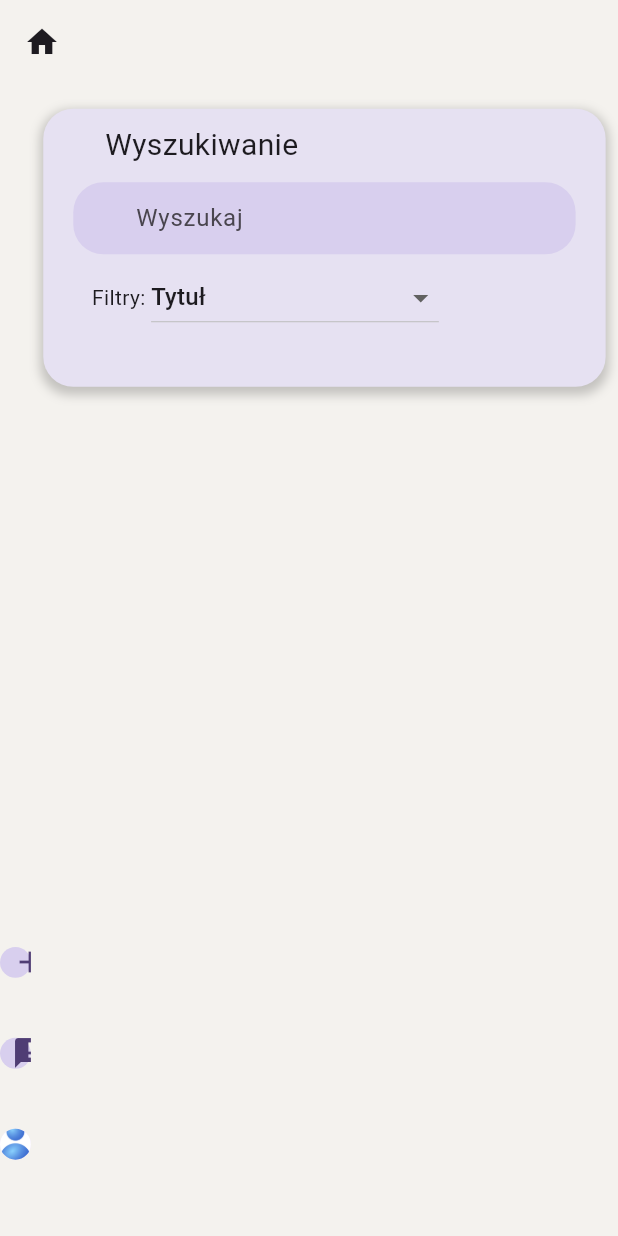
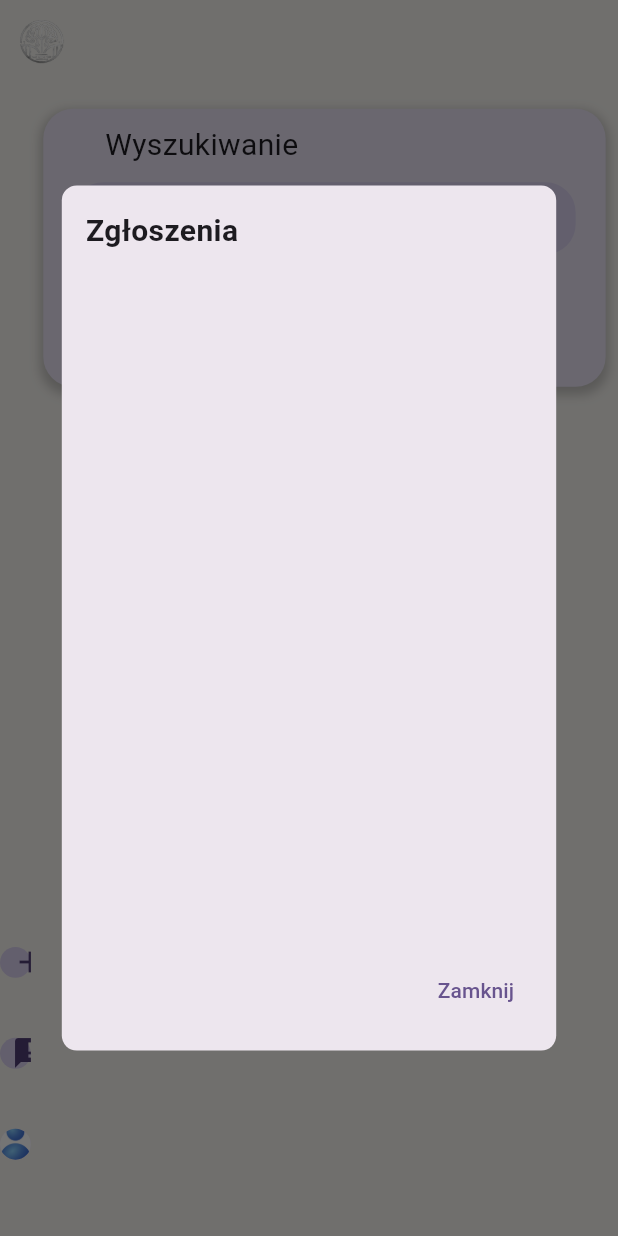
Before and after one commit to KN-Signum/best_app, a Flutter app: the Home screen opened directly with empty values, after a tap on the "announcement" icon, on a phone screen of 412 x 824 dp. Run offline on Flutter 3.47's test engine with Material 3 defaults, Android fonts, the phone set to English and light mode, and no system bars; network calls fail.

Commit message:
Refactor show_application_dialog.dart and add show_application_dialog.dart

```diff
--- /dev/null
+++ b/lib/dialogs/show_application_dialog.dart
@@ -0,0 +1,69 @@
+import 'package:flutter/material.dart';
+
+void showAplicationDialog(BuildContext context, List<dynamic> myNotes) {
+  showDialog(
+    context: context,
+    builder: (BuildContext context) {
+      return Dialog(
+        shape: RoundedRectangleBorder(
+          borderRadius: BorderRadius.circular(10),
+        ),
+        child: Container(
+          width: MediaQuery.of(context).size.width * 0.8,
+          height: MediaQuery.of(context).size.height * 0.7,
+          padding: const EdgeInsets.all(16),
+          child: Column(
+            crossAxisAlignment: CrossAxisAlignment.start,
+            children: [
+              const Text(
+                'Zgłoszenia',
+                style: TextStyle(fontSize: 20, fontWeight: FontWeight.bold),
+              ),
+              const SizedBox(height: 16),
+              Expanded(
+                child: ListView.builder(
+                  itemCount: myNotes.length,
+                  itemBuilder: (context, index) {
+                    var note = myNotes[index];
+                    return ExpansionTile(
+                      title: Text(
+                        note['title'],
+                        style: const TextStyle(fontWeight: FontWeight.bold),
+                      ),
+                      subtitle: Text('Zgłoszone przez: ${note['from']}'),
+                      children: [
+                        Padding(
+                          padding: const EdgeInsets.all(8.0),
+                          child: Text(note['content']),
+                        ),
+                        Align(
+                          alignment: Alignment.centerRight,
+                          child: ElevatedButton(
+                            onPressed: () {
+                              // Tutaj możesz dodać akcję kontaktu, np. przekierowanie do czatu lub wysłania maila
+                              Navigator.of(context).pop(); // Zamyka dialog
+                            },
+                            child: const Text('Kontakt'),
+                          ),
+                        ),
+                      ],
+                    );
+                  },
+                ),
+              ),
+              Align(
+                alignment: Alignment.bottomRight,
+                child: TextButton(
+                  onPressed: () {
+                    Navigator.of(context).pop(); // Zamyka dialog
+                  },
+                  child: const Text('Zamknij'),
+                ),
+              ),
+            ],
+          ),
+        ),
+      );
+    },
+  );
+}
--- a/lib/widgets/base_layout.dart
+++ b/lib/widgets/base_layout.dart
@@ -1,5 +1,6 @@
 import 'package:flutter/material.dart';
 import '../dialogs/add_annoucments_dialog.dart';
+import '../dialogs/show_application_dialog.dart';
 import '../screens/home.dart';
 
 class BaseLayout extends StatelessWidget {
@@ -23,7 +24,13 @@
       backgroundColor: const Color.fromRGBO(244, 242, 238, 100),
       appBar: AppBar(
         leading: IconButton(
-          icon: const Icon(Icons.home),
+          icon: Image.asset(
+            'assets/images/logo.png',
+            width: 30, // Możesz dostosować rozmiar
+            height: 30,
+            fit: BoxFit.cover,
+          ),
+
           onPressed: () => Navigator.of(context).pushReplacement(
             MaterialPageRoute(
                 builder: (context) =>
@@ -58,7 +65,9 @@
                           .green // Zmieniony kolor ikony, jeśli są wiadomości
                       : const Color.fromRGBO(216, 207, 238, 100),
                   child: IconButton(
-                    onPressed: () {}, // Funkcjonalność dla ikony ogłoszeń
+                    onPressed: () {
+                      showAplicationDialog(context, myNotes);
+                    }, // Funkcjonalność dla ikony ogłoszeń
                     icon: const Icon(Icons.announcement),
                   ),
                 ),
--- a/pubspec.yaml
+++ b/pubspec.yaml
@@ -65,6 +65,7 @@
   assets:
     - assets/images/user_image.jpg
     - assets/images/mock.jpg
+    - assets/images/logo.png
   #   - images/a_dot_ham.jpeg
 
   # An image asset can refer to one or more resolution-specific "variants", see
```
Also changed, not shown: lib/screens/home.dart (+12 -51 lines), lib/services/api_service.dart (+28 -0 lines), assets/images/logo.png (added).
